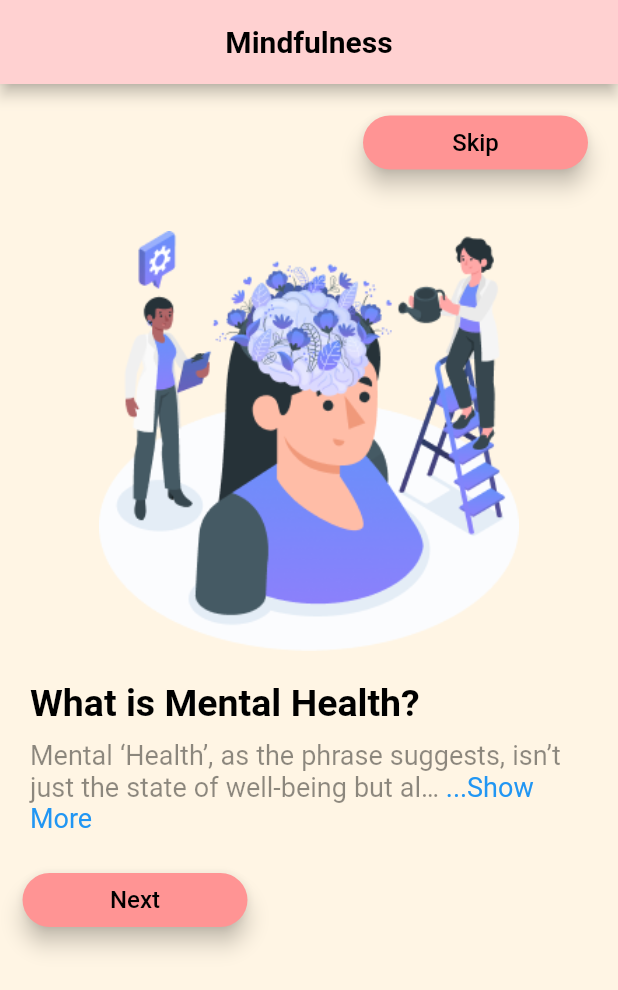
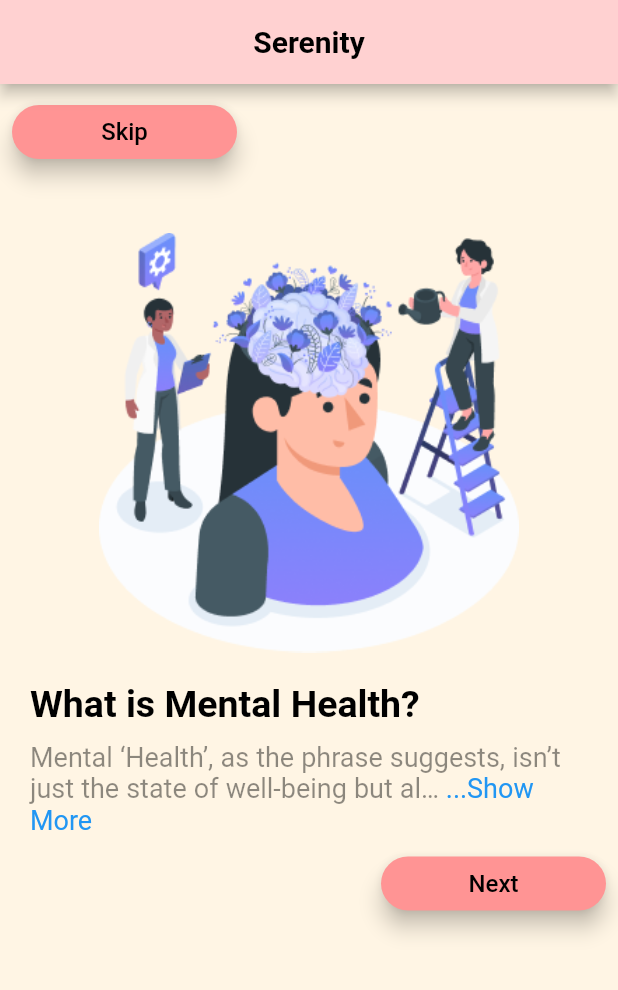
Before and after one commit to brisingr24/Serenity, a Flutter app: the screen it shows after launch, on a phone screen of 412 x 824 dp. Shown: the top 990 px of the screen. Run offline on Flutter 3.47's test engine with Material 2 defaults, Android fonts, the phone set to English and light mode, and no system bars; drawn by our look-alikes of readmore; our stand-ins replace animated_bottom_navigation_bar, cloud_firestore, date_time_picker, firebase_auth, firebase_core, firebase_storage and 3 more; missing offline and left inert: flutter_phone_direct_caller, kommunicate_flutter; accounts and stored records are empty.

Commit message:
Landing Page fix,App Icon and Name

```diff
--- a/lib/screens/landing.dart
+++ b/lib/screens/landing.dart
@@ -19,7 +19,7 @@ class LandingPage extends StatelessWidget {
         automaticallyImplyLeading: false,
         backgroundColor: Color(0xFFFFD1D1),
         title: Text(
-          'Mindfulness',
+          'Serenity',
           style: TextStyle(color: Colors.black, fontWeight: FontWeight.bold),
         ),
         centerTitle: true,
@@ -33,12 +33,12 @@ class LandingPage extends StatelessWidget {
               color: Color(0xFFFFF5E4),
               child: Column(children: [
                 Column(
+                  mainAxisAlignment: MainAxisAlignment.start,
                   children: [
-                    Row(
-                      mainAxisAlignment: MainAxisAlignment.end,
-                      children: [
-                        Container(
-                          padding: EdgeInsets.fromLTRB(0, 15, 20, 0),
+                    Padding(
+                      padding: const EdgeInsets.all(8.0),
+                      child: Align(
+                        alignment: Alignment.centerLeft,
                         child: ElevatedButton(
                             onPressed: () {
                               controller.jumpToPage(2);
@@ -62,7 +62,6 @@ class LandingPage extends StatelessWidget {
                                   borderRadius: BorderRadius.circular(18.0),
                                 )))),
                       ),
-                      ],
                     ),
                     SizedBox(height: 35),
                     Container(
@@ -109,15 +108,10 @@ class LandingPage extends StatelessWidget {
                         )),
                       ),
                     ),
-                    Row(
-                      mainAxisAlignment: MainAxisAlignment.start,
-                      children: [
-                        SizedBox(
-                          width: 15,
-                          height: 30,
-                        ),
-                        Container(
-                          padding: EdgeInsets.fromLTRB(0, 20, 20, 0),
+                    Padding(
+                      padding: const EdgeInsets.all(8.0),
+                      child: Align(
+                        alignment: Alignment.bottomRight,
                         child: ElevatedButton(
                             onPressed: () {
                               controller.nextPage(
@@ -145,7 +139,6 @@ class LandingPage extends StatelessWidget {
                                   borderRadius: BorderRadius.circular(18.0),
                                 )))),
                       ),
-                      ],
                     ),
                   ],
                 )
@@ -156,11 +149,10 @@ class LandingPage extends StatelessWidget {
               child: Column(children: [
                 Column(
                   children: [
-                    Row(
-                      mainAxisAlignment: MainAxisAlignment.end,
-                      children: [
-                        Container(
-                          padding: EdgeInsets.fromLTRB(0, 15, 20, 0),
+                    Padding(
+                      padding: const EdgeInsets.all(8.0),
+                      child: Align(
+                        alignment: Alignment.centerLeft,
                         child: ElevatedButton(
                             onPressed: () {
                               controller.jumpToPage(2);
@@ -184,7 +176,6 @@ class LandingPage extends StatelessWidget {
                                       borderRadius: BorderRadius.circular(18.0),
                                     )))),
                       ),
-                      ],
                     ),
                     SizedBox(height: 15),
                     Container(
@@ -231,26 +222,23 @@ class LandingPage extends StatelessWidget {
                         )),
                       ),
                     ),
-                    Row(
-                      mainAxisAlignment: MainAxisAlignment.start,
-                      children: [
-                        SizedBox(
-                          width: 15,
-                          height: 30,
-                        ),
-                        Container(
-                          padding: EdgeInsets.fromLTRB(0, 20, 20, 0),
+                    Padding(
+                      padding: const EdgeInsets.all(8.0),
+                      child: Align(
+                        alignment: Alignment.bottomRight,
                         child: ElevatedButton(
                             onPressed: () {
                               controller.nextPage(
                                   duration: Duration(milliseconds: 400),
                                   curve: Curves.easeInOut);
                             },
+                            child: Align(
                               child: Text(
                                 "Next",
                                 style: TextStyle(
                                   color: Colors.black,
                                   fontSize: 16,
+                                ),
                               ),
                             ),
                             style: ButtonStyle(
@@ -265,7 +253,6 @@ class LandingPage extends StatelessWidget {
                                       borderRadius: BorderRadius.circular(18.0),
                                     )))),
                       ),
-                      ],
                     ),
                   ],
                 )
--- a/pubspec.yaml
+++ b/pubspec.yaml
@@ -58,9 +58,13 @@ dev_dependencies:
   firebase_storage: ^10.3.7
   image_picker: ^0.8.5+3
   shared_preferences: ^2.0.15
-  url_launcher: ^6.1.6
   fluttertoast: ^8.1.1
+  flutter_launcher_icons: ^0.10.0
 
+
+flutter_icons:
+  android: "launcher_icon"
+  image_path: "images/appIcon.JPG"
 
   # The "flutter_lints" package below contains a set of recommended lints to
   # encourage good coding practices. The lint set provided by the package is
```
Also changed, not shown: images/appIcon.JPG (added), pubspec.lock, 7 other files. Lines whose indentation alone changed are shown as unchanged.
